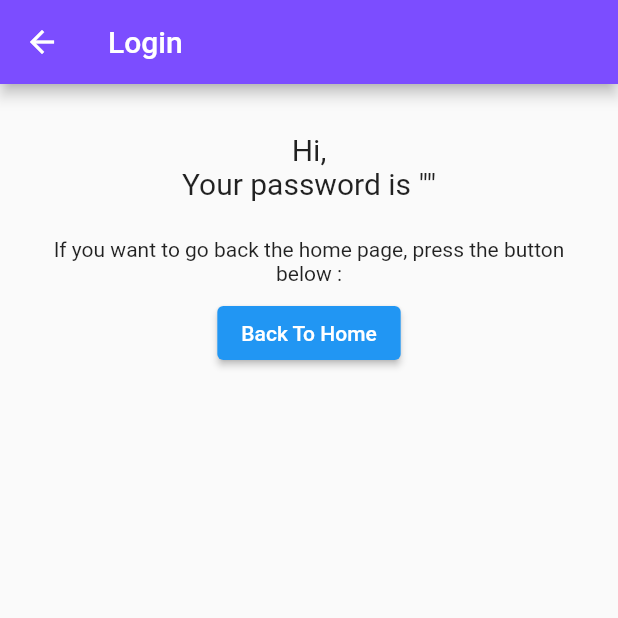
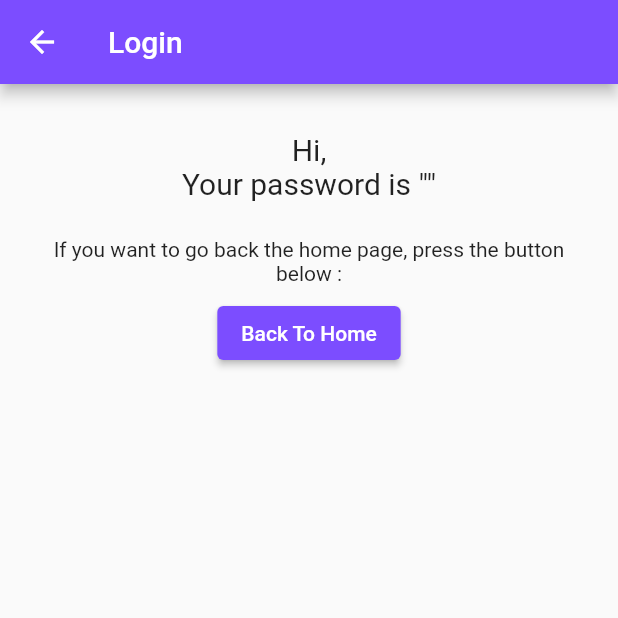
Before and after one commit to Arna98/Navigate-to-screen, a Flutter app: the screen it shows after launch, after a tap on "Login", on a phone screen of 412 x 824 dp, the top half of it. Run offline on Flutter 3.47's test engine with Material 2 defaults, Android fonts, the phone set to English and light mode, and no system bars.

Commit message:
set color for button widgets

```diff
--- a/lib/screens/login.dart
+++ b/lib/screens/login.dart
@@ -16,11 +16,10 @@ class LoginPage extends StatelessWidget {
       ),
       body: Padding(
         padding: const EdgeInsets.all(32.0),
-        child: Column(
-          children: [
+        child: Column(children: [
           Text("Hi, $email \nYour password is \"$password\"",
-          textAlign: TextAlign.center,
-          style: const TextStyle(fontSize: 20)),
+              textAlign: TextAlign.center,
+              style: const TextStyle(fontSize: 20)),
           const Padding(
             padding: EdgeInsets.fromLTRB(0, 24, 0, 8),
             child: Text(
@@ -31,6 +30,7 @@ class LoginPage extends StatelessWidget {
               onPressed: () {
                 Navigator.pop(context);
               },
+              style: ElevatedButton.styleFrom(primary: Colors.deepPurpleAccent),
               child: const Text("Back To Home"))
         ]),
       ),
```
